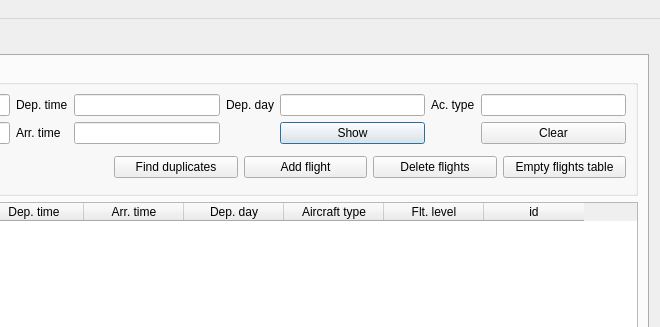
Above: ScheduleUi/MainWindow.ui from kantooon/ScheduleViewer before the change; both pictures show x 439 to 1099 and y 0 to 327 of the 1099 by 749 pixel window. Below: the same form after it.
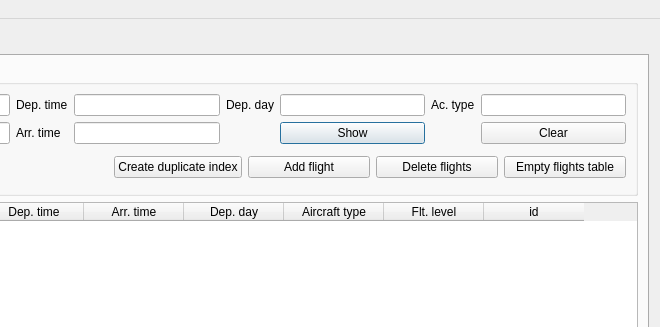
That is the form after the change. Icons and pictures are not drawn.

Commit message: Logic to create duplicate index table and display duplicate flights in shades of red

Patch:
```diff
--- a/ScheduleUi/MainWindow.ui
+++ b/ScheduleUi/MainWindow.ui
@@ -339,7 +339,7 @@
                <item>
                 <widget class="QPushButton" name="findDupesButton">
                  <property name="text">
-                  <string>Find duplicates</string>
+                  <string>Create duplicate index</string>
                  </property>
                 </widget>
                </item>
```
The commit also changes 8 other files.
